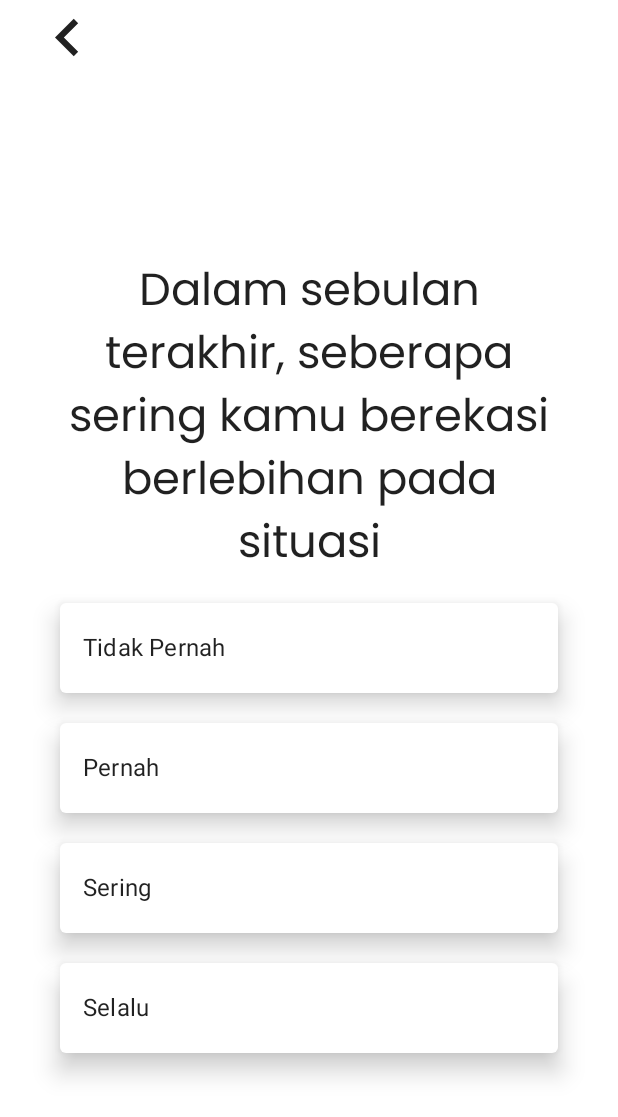
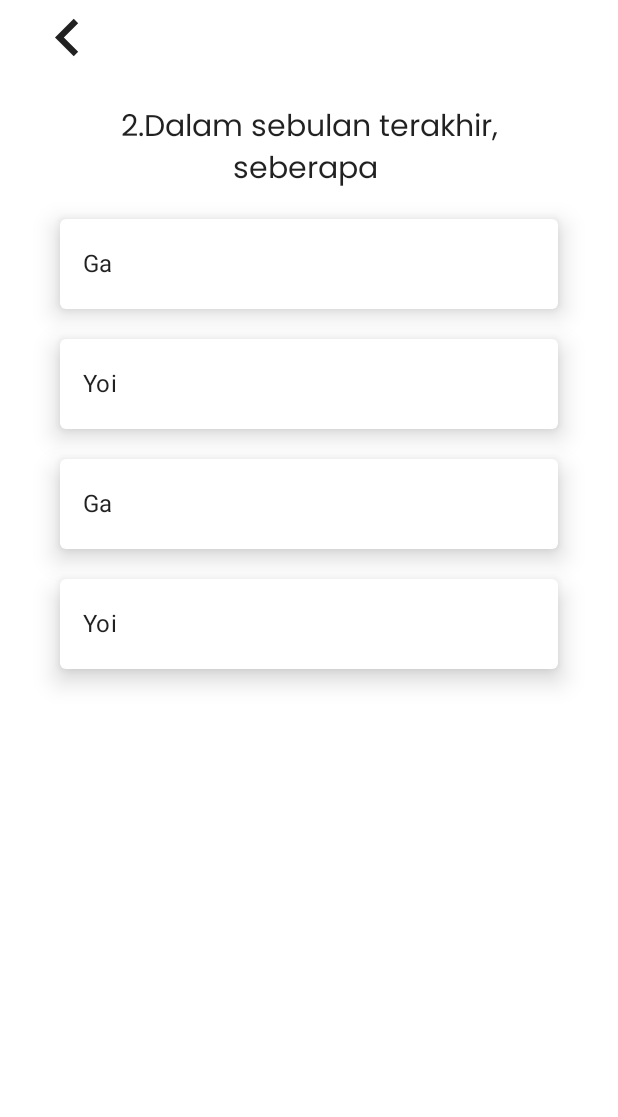
Before and after one commit to azkifairuz/Bercerita, an Android app built with Jetpack Compose: the PageQuestion screen opened through its navigation route, after a tap on "Pernah", on a phone screen of 412 x 824 dp. Shown: the top 1117 px of the screen. Run offline under Robolectric (Android 15) with nearby library versions, the phone set to English and light mode, and no system bars.

Commit message:
feat: add dynamic question

```diff
--- a/app/src/main/java/com/javfairuz/bercerita/MainActivity.kt
+++ b/app/src/main/java/com/javfairuz/bercerita/MainActivity.kt
@@ -27,6 +27,7 @@ import androidx.navigation.NavHostController
 import androidx.navigation.compose.NavHost
 import androidx.navigation.compose.composable
 import androidx.navigation.compose.rememberNavController
+import com.javfairuz.bercerita.question.PageQuestion
 import com.javfairuz.bercerita.ui.theme.BerceritaTheme
 
 class MainActivity : ComponentActivity() {
@@ -62,7 +63,7 @@ class MainActivity : ComponentActivity() {
                         }
 
                         composable("question"){
-                            Question(navHostController = navController)
+                            PageQuestion(navHostController = navController)
                         }
                     }
                 }
--- /dev/null
+++ b/app/src/main/java/com/javfairuz/bercerita/question/PageQuestion.kt
@@ -0,0 +1,156 @@
+package com.javfairuz.bercerita.question
+
+import androidx.compose.foundation.clickable
+import androidx.compose.foundation.layout.Arrangement
+import androidx.compose.foundation.layout.Column
+import androidx.compose.foundation.layout.fillMaxSize
+import androidx.compose.foundation.layout.fillMaxWidth
+import androidx.compose.foundation.layout.height
+import androidx.compose.foundation.layout.padding
+import androidx.compose.foundation.layout.size
+import androidx.compose.material.Card
+import androidx.compose.material.ExperimentalMaterialApi
+import androidx.compose.material.Icon
+import androidx.compose.material.IconButton
+import androidx.compose.material.MaterialTheme
+import androidx.compose.material.Scaffold
+import androidx.compose.material.Text
+import androidx.compose.material.icons.Icons
+import androidx.compose.material.icons.filled.KeyboardArrowLeft
+import androidx.compose.runtime.Composable
+import androidx.compose.runtime.getValue
+import androidx.compose.runtime.mutableStateOf
+import androidx.compose.runtime.remember
+import androidx.compose.runtime.setValue
+import androidx.compose.ui.Alignment
+import androidx.compose.ui.Modifier
+import androidx.compose.ui.unit.dp
+import androidx.navigation.NavHostController
+import androidx.navigation.compose.rememberNavController
+import com.javfairuz.bercerita.HasilTest
+import com.javfairuz.bercerita.Question1
+import com.javfairuz.bercerita.Question10
+import com.javfairuz.bercerita.Question11
+import com.javfairuz.bercerita.Question12
+import com.javfairuz.bercerita.Question13
+import com.javfairuz.bercerita.Question14
+import com.javfairuz.bercerita.Question2
+import com.javfairuz.bercerita.Question3
+import com.javfairuz.bercerita.Question4
+import com.javfairuz.bercerita.Question5
+import com.javfairuz.bercerita.Question6
+import com.javfairuz.bercerita.Question7
+import com.javfairuz.bercerita.Question8
+import com.javfairuz.bercerita.Question9
+
+@OptIn(ExperimentalMaterialApi::class)
+@Composable
+fun PageQuestion(navHostController: NavHostController = rememberNavController()) {
+    var pager by remember {
+        mutableStateOf(1)
+    }
+    var score by remember {
+        mutableStateOf(0)
+    }
+
+    var currentQuestion by remember {
+        mutableStateOf(0)
+    }
+
+    var question = listOf(
+        QuestionModel(
+            question = "1.Dalam sebulan terakhir, seberapa sering kamu menjadi mudah tersingung",
+            options = listOf(
+                OptionsModel(
+                    answer = "Pernah",
+                    key = "pernah",
+                    score = 1
+                ),
+                OptionsModel(
+                    answer = "Belum Pernah",
+                    key = "belum_pernah",
+                    score = 1
+                )
+            )
+        ),
+        QuestionModel(
+            question = "2.Dalam sebulan terakhir, seberapa ",
+            options = listOf(
+                OptionsModel(
+                    answer = "Ga ",
+                    key = "pernah",
+                    score = 1
+                ),
+                OptionsModel(
+                    answer = "Yoi",
+                    key = "belum_pernah",
+                    score = 1
+                ),
+                OptionsModel(
+                    answer = "Ga ",
+                    key = "pernah",
+                    score = 1
+                ),
+                OptionsModel(
+                    answer = "Yoi",
+                    key = "belum_pernah",
+                    score = 1
+                ),
+            )
+        ),
+        QuestionModel(
+            question = "3.Dalam sebulan terakhir, seberapa ",
+            options = listOf(
+                OptionsModel(
+                    answer = "Ga ",
+                    key = "pernah",
+                    score = 1
+                ),
+                OptionsModel(
+                    answer = "Yoi",
+                    key = "belum_pernah",
+                    score = 1
+                ),
+                OptionsModel(
+                    answer = "Yoi",
+                    key = "belum_pernah",
+                    score = 1
+                )
+            )
+        )
+    )
+
+    fun nextQuestion() {
+        if (currentQuestion != question.size -1) {
+            currentQuestion += 1
+        }
+    }
+
+
+    Scaffold(modifier = Modifier.padding(horizontal = 20.dp), topBar = {
+        IconButton(onClick = { navHostController.navigate("myapp") }) {
+            Icon(
+                imageVector = Icons.Default.KeyboardArrowLeft,
+                contentDescription = "",
+                modifier = Modifier.size(50.dp)
+            )
+        }
+    }) {
+        Column(
+            Modifier
+                .padding(10.dp)
+                .fillMaxSize(),
+            verticalArrangement = Arrangement.Center,
+            horizontalAlignment = Alignment.CenterHorizontally
+        ) {
+            QuestionContent(
+                question = question[currentQuestion].question,
+                options = question[currentQuestion].options,
+                onNext = {
+                    nextQuestion()
+                }
+            )
+        }
+
+    }
+}
--- /dev/null
+++ b/app/src/main/java/com/javfairuz/bercerita/question/QuestionContent.kt
@@ -0,0 +1,83 @@
+package com.javfairuz.bercerita.question
+
+import androidx.compose.foundation.layout.Arrangement
+import androidx.compose.foundation.layout.Column
+import androidx.compose.foundation.layout.fillMaxSize
+import androidx.compose.foundation.layout.fillMaxWidth
+import androidx.compose.foundation.layout.height
+import androidx.compose.foundation.layout.padding
+import androidx.compose.foundation.lazy.LazyColumn
+import androidx.compose.foundation.lazy.items
+import androidx.compose.material.Card
+import androidx.compose.material.ExperimentalMaterialApi
+import androidx.compose.material.MaterialTheme
+import androidx.compose.material.Text
+import androidx.compose.runtime.Composable
+import androidx.compose.ui.Alignment
+import androidx.compose.ui.Modifier
+import androidx.compose.ui.text.style.TextAlign
+import androidx.compose.ui.tooling.preview.Preview
+import androidx.compose.ui.unit.dp
+import androidx.compose.ui.unit.sp
+import com.javfairuz.bercerita.ui.theme.BerceritaTheme
+
+@OptIn(ExperimentalMaterialApi::class)
+@Composable
+fun QuestionContent(
+    question: String = "",
+    options: List<OptionsModel> = listOf(),
+    onNext: (score:Int) -> Unit = {}
+) {
+    LazyColumn(
+        modifier = Modifier.fillMaxSize(),
+        content = {
+        item {
+            Column(
+                modifier = Modifier
+                    .fillMaxWidth()
+                    .padding(10.dp), horizontalAlignment = Alignment.CenterHorizontally
+            ) {
+                Text(
+                    text = question,
+                    textAlign = TextAlign.Center,
+                    style = MaterialTheme.typography.body1,
+                    fontSize = 20.sp
+                )
+
+
+            }
+
+        }
+        items(options) {
+            Card(
+                modifier = Modifier
+                    .fillMaxWidth()
+                    .height(80.dp)
+                    .padding(10.dp),
+                onClick = { onNext(it.score) },
+                elevation = 10.dp,
+            ) {
+                Column(Modifier.padding(15.dp), verticalArrangement = Arrangement.Center) {
+                    Text(text = it.answer, style = MaterialTheme.typography.subtitle1)
+                }
+            }
+        }
+    })
+}
+
+@Preview
+@Composable
+fun PreviewQuestionContent() {
+    BerceritaTheme {
+        QuestionContent(
+            question = "Dalam sebulan terakhir, seberapa sering kamu menjadi mudah tersingung",
+            options = listOf(
+                OptionsModel(
+                    answer = "Pernah",
+                    score = 1,
+                    key = "pernah"
+                )
+            )
+        )
+    }
+}
--- /dev/null
+++ b/app/src/main/java/com/javfairuz/bercerita/question/QuestionModel.kt
@@ -0,0 +1,13 @@
+package com.javfairuz.bercerita.question
+
+data class QuestionModel(
+    var question:String="",
+    var number:Int=0,
+    var options:List<OptionsModel> = listOf()
+)
+
+data class OptionsModel(
+    var answer:String="",
+    var score:Int=0,
+    var key:String=""
+)
```
